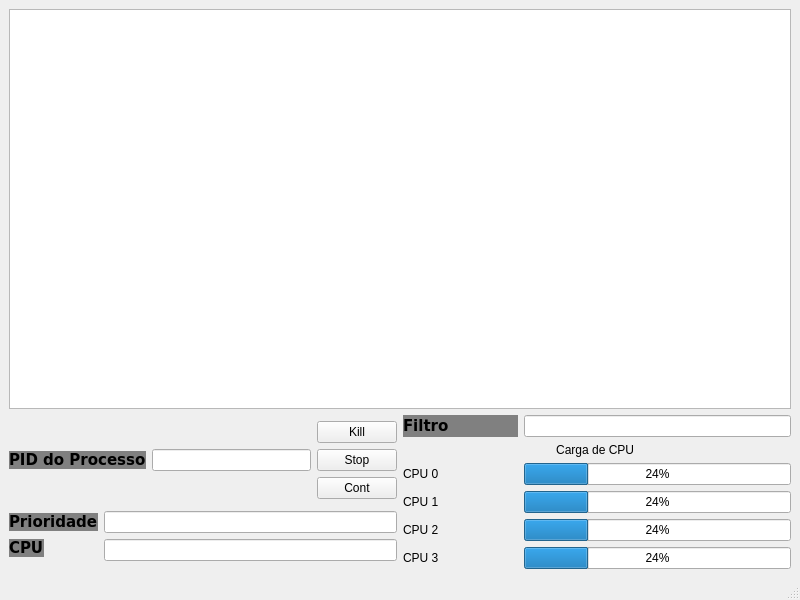
Above: mainwindow.ui from Gildson/gerenciador_de_tarefa before the change. Below: the same form after it.
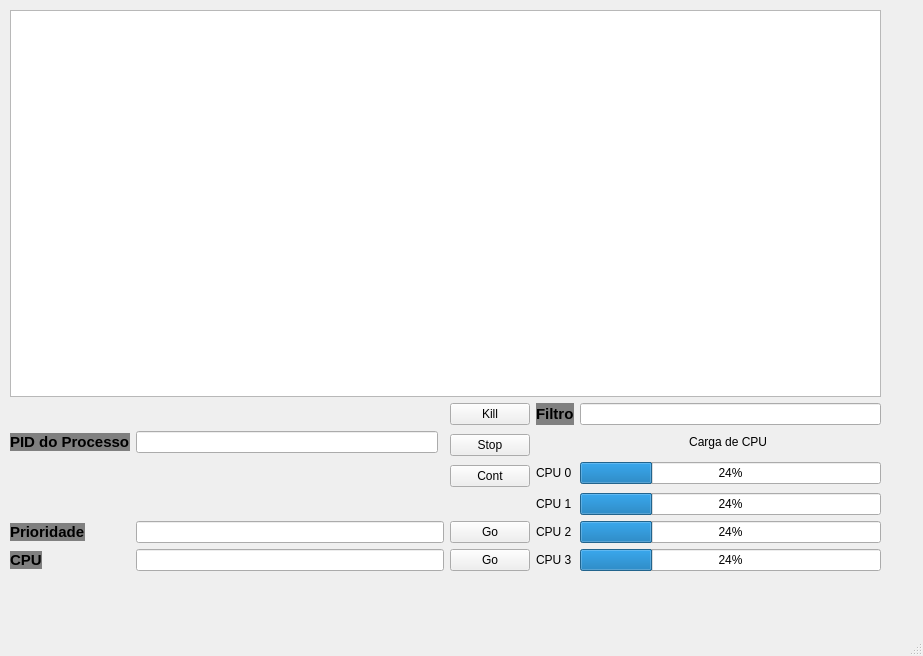
That is the form after the change.

Patch:
```diff
--- a/mainwindow.ui
+++ b/mainwindow.ui
@@ -6,169 +6,39 @@
    <rect>
     <x>0</x>
     <y>0</y>
-    <width>800</width>
-    <height>600</height>
+    <width>923</width>
+    <height>656</height>
    </rect>
   </property>
   <property name="windowTitle">
    <string>MainWindow</string>
   </property>
   <widget class="QWidget" name="centralwidget">
+   <widget class="QWidget" name="">
+    <property name="geometry">
+     <rect>
+      <x>10</x>
+      <y>10</y>
+      <width>871</width>
+      <height>561</height>
+     </rect>
+    </property>
    <layout class="QGridLayout" name="gridLayout">
-    <item row="0" column="0">
-     <layout class="QVBoxLayout" name="verticalLayout_7">
-      <item>
+     <item row="0" column="0" colspan="6">
        <widget class="QTableWidget" name="tableWidget"/>
       </item>
-      <item>
-       <layout class="QHBoxLayout" name="horizontalLayout_9">
-        <item>
-         <layout class="QVBoxLayout" name="verticalLayout_5">
-          <item>
-           <layout class="QHBoxLayout" name="horizontalLayout_8">
-            <item>
-             <layout class="QHBoxLayout" name="horizontalLayout_2">
-              <item>
-               <widget class="QLabel" name="label_PID">
-                <property name="sizePolicy">
-                 <sizepolicy hsizetype="Fixed" vsizetype="Fixed">
-                  <horstretch>0</horstretch>
-                  <verstretch>0</verstretch>
-                 </sizepolicy>
-                </property>
-                <property name="font">
-                 <font>
-                  <family>DejaVu Sans</family>
-                  <pointsize>11</pointsize>
-                  <weight>75</weight>
-                  <italic>false</italic>
-                  <bold>true</bold>
-                 </font>
-                </property>
-                <property name="styleSheet">
-                 <string notr="true">background: gray;
-color: black;</string>
-                </property>
-                <property name="text">
-                 <string>PID do Processo</string>
-                </property>
-               </widget>
-              </item>
-              <item>
-               <widget class="QLineEdit" name="lineEdit_PID"/>
-              </item>
-             </layout>
-            </item>
-            <item>
-             <layout class="QVBoxLayout" name="verticalLayout_4">
-              <item>
+     <item row="1" column="3">
                <widget class="QPushButton" name="pushButton_Kill">
                 <property name="text">
                  <string>Kill</string>
                 </property>
                </widget>
               </item>
-              <item>
-               <widget class="QPushButton" name="pushButton_2_Stop">
-                <property name="text">
-                 <string>Stop</string>
-                </property>
-               </widget>
-              </item>
-              <item>
-               <widget class="QPushButton" name="pushButton_3_Cont">
-                <property name="text">
-                 <string>Cont</string>
-                </property>
-               </widget>
-              </item>
-             </layout>
-            </item>
-           </layout>
-          </item>
-          <item>
-           <layout class="QHBoxLayout" name="horizontalLayout" stretch="50,50">
-            <item>
-             <layout class="QVBoxLayout" name="verticalLayout">
-              <item>
-               <widget class="QLabel" name="label_2_Prioridade">
-                <property name="sizePolicy">
-                 <sizepolicy hsizetype="Fixed" vsizetype="Fixed">
-                  <horstretch>0</horstretch>
-                  <verstretch>0</verstretch>
-                 </sizepolicy>
-                </property>
-                <property name="font">
-                 <font>
-                  <family>DejaVu Sans</family>
-                  <pointsize>11</pointsize>
-                  <weight>75</weight>
-                  <italic>false</italic>
-                  <bold>true</bold>
-                 </font>
-                </property>
-                <property name="styleSheet">
-                 <string notr="true">background: gray;
-color: black;</string>
-                </property>
-                <property name="text">
-                 <string>Prioridade</string>
-                </property>
-               </widget>
-              </item>
-              <item>
-               <widget class="QLabel" name="label_3_CPU">
-                <property name="sizePolicy">
-                 <sizepolicy hsizetype="Fixed" vsizetype="Fixed">
-                  <horstretch>0</horstretch>
-                  <verstretch>0</verstretch>
-                 </sizepolicy>
-                </property>
-                <property name="font">
-                 <font>
-                  <family>DejaVu Sans</family>
-                  <pointsize>11</pointsize>
-                  <weight>75</weight>
-                  <italic>false</italic>
-                  <bold>true</bold>
-                 </font>
-                </property>
-                <property name="styleSheet">
-                 <string notr="true">background: gray;
-color: black;</string>
-                </property>
-                <property name="text">
-                 <string>CPU</string>
-                </property>
-               </widget>
-              </item>
-             </layout>
-            </item>
-            <item>
-             <layout class="QVBoxLayout" name="verticalLayout_2">
-              <item>
-               <widget class="QLineEdit" name="lineEdit_2_Prioridade"/>
-              </item>
-              <item>
-               <widget class="QLineEdit" name="lineEdit_3_CPU"/>
-              </item>
-             </layout>
-            </item>
-           </layout>
-          </item>
-         </layout>
-        </item>
-        <item>
-         <layout class="QVBoxLayout" name="verticalLayout_6">
-          <item>
-           <layout class="QHBoxLayout" name="horizontalLayout_7" stretch="30,70">
-            <item>
+     <item row="1" column="4">
              <widget class="QLabel" name="label_4_Filtro">
               <property name="font">
                <font>
-                <family>DejaVu Sans</family>
                 <pointsize>11</pointsize>
-                <weight>75</weight>
                 <italic>false</italic>
                 <bold>true</bold>
                </font>
@@ -182,14 +52,17 @@
               </property>
              </widget>
             </item>
-            <item>
+     <item row="1" column="5">
              <widget class="QLineEdit" name="lineEdit_4_Filtro"/>
             </item>
-           </layout>
-          </item>
-          <item>
-           <layout class="QVBoxLayout" name="verticalLayout_3" stretch="12,22,22,22,22">
-            <item>
+     <item row="2" column="3" rowspan="2">
+      <widget class="QPushButton" name="pushButton_2_Stop">
+       <property name="text">
+        <string>Stop</string>
+       </property>
+      </widget>
+     </item>
+     <item row="2" column="4" colspan="2">
              <widget class="QLabel" name="label_5">
               <property name="sizePolicy">
                <sizepolicy hsizetype="Fixed" vsizetype="Fixed">
@@ -202,87 +75,166 @@
               </property>
              </widget>
             </item>
-            <item>
-             <layout class="QHBoxLayout" name="horizontalLayout_3" stretch="30,70">
-              <item>
+     <item row="3" column="4" rowspan="2">
                <widget class="QLabel" name="label">
                 <property name="text">
                  <string>CPU 0</string>
                 </property>
                </widget>
               </item>
-              <item>
+     <item row="3" column="5" rowspan="2">
                <widget class="QProgressBar" name="progressBar">
                 <property name="value">
                  <number>24</number>
                 </property>
                </widget>
               </item>
-             </layout>
-            </item>
-            <item>
-             <layout class="QHBoxLayout" name="horizontalLayout_4" stretch="30,70">
-              <item>
+     <item row="4" column="3">
+      <widget class="QPushButton" name="pushButton_3_Cont">
+       <property name="text">
+        <string>Cont</string>
+       </property>
+      </widget>
+     </item>
+     <item row="5" column="4">
                <widget class="QLabel" name="label_2">
                 <property name="text">
                  <string>CPU 1</string>
                 </property>
                </widget>
               </item>
-              <item>
+     <item row="5" column="5">
                <widget class="QProgressBar" name="progressBar_4">
                 <property name="value">
                  <number>24</number>
                 </property>
                </widget>
               </item>
-             </layout>
-            </item>
-            <item>
-             <layout class="QHBoxLayout" name="horizontalLayout_5" stretch="30,70">
-              <item>
+     <item row="6" column="0">
+      <widget class="QLabel" name="label_2_Prioridade">
+       <property name="sizePolicy">
+        <sizepolicy hsizetype="Fixed" vsizetype="Fixed">
+         <horstretch>0</horstretch>
+         <verstretch>0</verstretch>
+        </sizepolicy>
+       </property>
+       <property name="font">
+        <font>
+         <pointsize>11</pointsize>
+         <italic>false</italic>
+         <bold>true</bold>
+        </font>
+       </property>
+       <property name="styleSheet">
+        <string notr="true">background: gray;
+color: black;</string>
+       </property>
+       <property name="text">
+        <string>Prioridade</string>
+       </property>
+      </widget>
+     </item>
+     <item row="6" column="1" colspan="2">
+      <widget class="QLineEdit" name="lineEdit_2_Prioridade"/>
+     </item>
+     <item row="6" column="3">
+      <widget class="QPushButton" name="pushButton_5_GoPriority">
+       <property name="text">
+        <string>Go</string>
+       </property>
+      </widget>
+     </item>
+     <item row="6" column="4">
                <widget class="QLabel" name="label_3">
                 <property name="text">
                  <string>CPU 2</string>
                 </property>
                </widget>
               </item>
-              <item>
+     <item row="6" column="5">
                <widget class="QProgressBar" name="progressBar_3">
                 <property name="value">
                  <number>24</number>
                 </property>
                </widget>
               </item>
-             </layout>
-            </item>
-            <item>
-             <layout class="QHBoxLayout" name="horizontalLayout_6" stretch="30,70">
-              <item>
+     <item row="7" column="0">
+      <widget class="QLabel" name="label_3_CPU">
+       <property name="sizePolicy">
+        <sizepolicy hsizetype="Fixed" vsizetype="Fixed">
+         <horstretch>0</horstretch>
+         <verstretch>0</verstretch>
+        </sizepolicy>
+       </property>
+       <property name="font">
+        <font>
+         <pointsize>11</pointsize>
+         <italic>false</italic>
+         <bold>true</bold>
+        </font>
+       </property>
+       <property name="styleSheet">
+        <string notr="true">background: gray;
+color: black;</string>
+       </property>
+       <property name="text">
+        <string>CPU</string>
+       </property>
+      </widget>
+     </item>
+     <item row="7" column="1" colspan="2">
+      <widget class="QLineEdit" name="lineEdit_3_CPU"/>
+     </item>
+     <item row="7" column="3">
+      <widget class="QPushButton" name="pushButton_6_GoCPU">
+       <property name="text">
+        <string>Go</string>
+       </property>
+      </widget>
+     </item>
+     <item row="7" column="4">
                <widget class="QLabel" name="label_4">
                 <property name="text">
                  <string>CPU 3</string>
                 </property>
                </widget>
               </item>
-              <item>
+     <item row="7" column="5">
                <widget class="QProgressBar" name="progressBar_2">
                 <property name="value">
                  <number>24</number>
                 </property>
                </widget>
               </item>
-             </layout>
-            </item>
-           </layout>
-          </item>
-         </layout>
-        </item>
-       </layout>
-      </item>
-     </layout>
-    </item>
-   </layout>
+     <item row="2" column="0">
+      <widget class="QLabel" name="label_PID">
+       <property name="sizePolicy">
+        <sizepolicy hsizetype="Fixed" vsizetype="Fixed">
+         <horstretch>0</horstretch>
+         <verstretch>0</verstretch>
+        </sizepolicy>
+       </property>
+       <property name="font">
+        <font>
+         <pointsize>11</pointsize>
+         <italic>false</italic>
+         <bold>true</bold>
+        </font>
+       </property>
+       <property name="styleSheet">
+        <string notr="true">background: gray;
+color: black;</string>
+       </property>
+       <property name="text">
+        <string>PID do Processo</string>
+       </property>
+      </widget>
+     </item>
+     <item row="2" column="1">
+      <widget class="QLineEdit" name="lineEdit_PID"/>
+     </item>
+    </layout>
+   </widget>
   </widget>
   <widget class="QMenuBar" name="menubar">
    <property name="geometry">
```
Left out of the diff: 2 changed lines with no effect on the pictures. Lines whose indentation alone changed are shown as unchanged.
